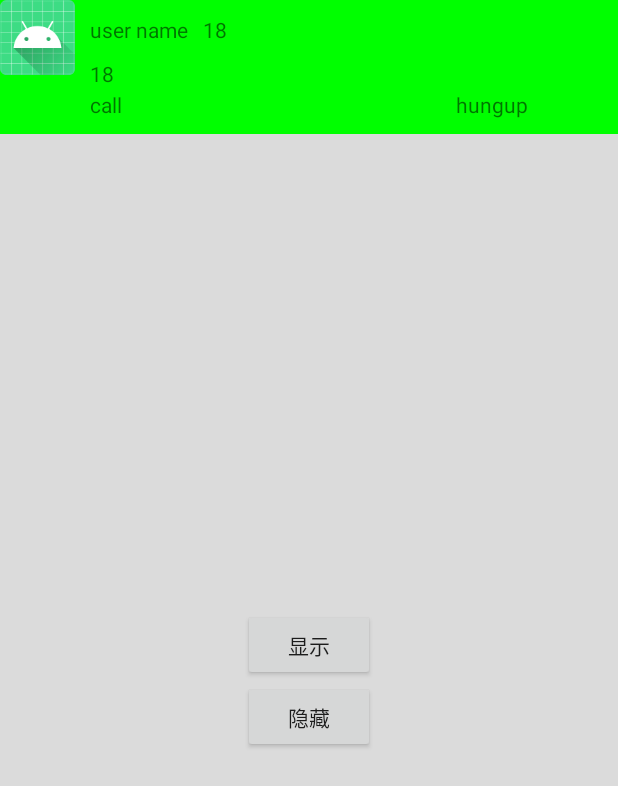
After one commit to wjianchen13/DialogFragment, an Android app: the fragment TopDialogFragment placed in its activity, on a phone screen of 412 x 824 dp. The commit adds this screen. Shown: the top 786 px of the screen. Run offline under Robolectric (Android 15) with nearby library versions, the phone set to English and light mode, and no system bars.

Commit message:
顶部弹出弹窗

```diff
--- a/app/src/main/AndroidManifest.xml
+++ b/app/src/main/AndroidManifest.xml
@@ -21,6 +21,7 @@
             android:windowSoftInputMode="stateHidden|adjustResize"/>
         <activity android:name=".bottom.BottomActivity" />
         <activity android:name=".progress.ProgressActivity" />
+        <activity android:name=".top.TopActivity" />
     </application>
 
 </manifest>
--- a/app/src/main/java/com/example/dialogfragment/MainActivity.java
+++ b/app/src/main/java/com/example/dialogfragment/MainActivity.java
@@ -16,6 +16,7 @@ import androidx.appcompat.app.AppCompatActivity;
 
 import com.example.dialogfragment.bottom.BottomActivity;
 import com.example.dialogfragment.progress.ProgressActivity;
+import com.example.dialogfragment.top.TopActivity;
 
 
 public class MainActivity extends AppCompatActivity implements LoginDialogFragment.LoginInputListener
@@ -121,6 +122,12 @@ public class MainActivity extends AppCompatActivity implements LoginDialogFragme
 		startActivity(it);
 	}
 
+	public void onTopDialogFragment(View v) {
+		Intent it = new Intent();
+		it.setClass(this, TopActivity.class);
+		startActivity(it);
+	}
+
 	@Override
 	public void onLoginInputComplete(String username, String password)
 	{
--- /dev/null
+++ b/app/src/main/java/com/example/dialogfragment/top/ApplicationUtil.java
@@ -0,0 +1,30 @@
+package com.example.dialogfragment.top;
+
+import android.app.Activity;
+import android.util.DisplayMetrics;
+
+public class ApplicationUtil {
+
+    // 用于获取屏幕宽高
+    private static DisplayMetrics displayMetrics = new DisplayMetrics();
+
+    /**
+     * 返回屏幕宽(px)
+     */
+    public static int getScreenWidth(Activity activity) {
+        activity.getWindowManager().getDefaultDisplay()
+                .getMetrics(displayMetrics);
+        return displayMetrics.widthPixels;
+    }
+
+    /**
+     * 返回屏幕高(px)
+     */
+    public static int getScreenHeight(Activity activity) {
+        activity.getWindowManager().getDefaultDisplay()
+                .getMetrics(displayMetrics);
+        return displayMetrics.heightPixels;
+    }
+
+
+}
--- /dev/null
+++ b/app/src/main/java/com/example/dialogfragment/top/BaseDialogFragment.java
@@ -0,0 +1,127 @@
+package com.example.dialogfragment.top;
+
+import android.app.Dialog;
+import android.content.DialogInterface;
+import android.os.Bundle;
+import android.view.LayoutInflater;
+import android.view.View;
+import android.view.ViewGroup;
+import android.view.WindowManager;
+
+import androidx.annotation.NonNull;
+import androidx.annotation.Nullable;
+import androidx.fragment.app.DialogFragment;
+import androidx.fragment.app.FragmentManager;
+import androidx.fragment.app.FragmentTransaction;
+
+/**
+ * BaseDialogFragment
+ */
+public class BaseDialogFragment extends DialogFragment {
+
+    protected View mView;
+
+    public View _onCreateView(LayoutInflater inflater, @Nullable ViewGroup container, @Nullable Bundle savedInstanceState){
+        return null;
+    }
+
+    protected boolean isNotFocusable() {
+        return false;
+    }
+
+    @Override
+    public void onCreate(@Nullable Bundle savedInstanceState) {
+        super.onCreate(savedInstanceState);
+    }
+
+    @Nullable
+    @Override
+    public View onCreateView(LayoutInflater inflater, @Nullable ViewGroup container, @Nullable Bundle savedInstanceState) {
+        mView = _onCreateView(inflater, container, savedInstanceState);
+        return mView;
+    }
+
+    @Override
+    public void onActivityCreated(Bundle savedInstanceState) {
+        super.onActivityCreated(savedInstanceState);
+        if (isNotFocusable())
+            getDialog().getWindow().setFlags(WindowManager.LayoutParams.FLAG_NOT_FOCUSABLE, WindowManager.LayoutParams.FLAG_NOT_FOCUSABLE);
+    }
+
+    @NonNull
+    @Override
+    public Dialog onCreateDialog(@Nullable Bundle savedInstanceState) {
+        return super.onCreateDialog(savedInstanceState);
+    }
+
+    @Override
+    public void onStart() {
+        try {
+            super.onStart();
+        } catch (Exception e) {
+            e.printStackTrace();
+        }
+    }
+
+    @Override
+    public void onDetach() {
+        try {
+            super.onDetach();
+        } catch (Exception e) {
+            e.printStackTrace();
+        }
+    }
+
+    @Override
+    public void onDestroy() {
+        try {
+            super.onDestroy();
+        } catch (Exception e) {
+            e.printStackTrace();
+        }
+    }
+
+    @Override
+    public void show(FragmentManager manager, String tag) {
+        try {
+            super.show(manager, tag);
+        } catch (Exception e) {
+            e.printStackTrace();
+        }
+    }
+
+    @Override
+    public int show(FragmentTransaction transaction, String tag) {
+        try {
+            return super.show(transaction, tag);
+        } catch (Exception e) {
+            e.printStackTrace();
+        }
+        return 0;
+    }
+
+    @Override
+    public void showNow(FragmentManager manager, String tag) {
+        try {
+            super.showNow(manager, tag);
+        } catch (Exception e){
+            e.printStackTrace();
+        }
+    }
+
+    @Override
+    public void dismiss() {
+        try {
+            super.dismiss();
+        } catch (Exception e) {
+            e.printStackTrace();
+        }
+    }
+
+    @Override
+    public void onDismiss(DialogInterface dialog) {
+        super.onDismiss(dialog);
+    }
+
+
+}
--- /dev/null
+++ b/app/src/main/java/com/example/dialogfragment/top/TopActivity.java
@@ -0,0 +1,44 @@
+package com.example.dialogfragment.top;
+
+import android.os.Bundle;
+import android.view.View;
+import android.widget.Button;
+import android.widget.LinearLayout;
+
+import androidx.appcompat.app.AppCompatActivity;
+
+import com.example.dialogfragment.R;
+
+public class TopActivity extends AppCompatActivity {
+
+    private Button btn_show;
+    private Button btn_hide;
+    private LinearLayout ll_bottom;
+    private TopDialogFragment topSheetFragment;
+
+    @Override
+    protected void onCreate(Bundle savedInstanceState) {
+        super.onCreate(savedInstanceState);
+        setContentView(R.layout.activity_top);
+        btn_show = (Button) findViewById(R.id.btn_show);
+        btn_hide = (Button) findViewById(R.id.btn_hide);
+        ll_bottom = (LinearLayout) findViewById(R.id.ll_bottom);
+        btn_show.setOnClickListener(new View.OnClickListener() {
+            @Override
+            public void onClick(View v) {
+                if(topSheetFragment == null)
+                    topSheetFragment = TopDialogFragment.newInstance();
+                topSheetFragment.show(getSupportFragmentManager(), TopDialogFragment.class.getSimpleName());
+            }
+        });
+        btn_hide.setOnClickListener(new View.OnClickListener() {
+            @Override
+            public void onClick(View v) {
+                if(topSheetFragment == null) {
+                    return ;
+                }
+                topSheetFragment.dismiss();
+            }
+        });
+    }
+}
--- /dev/null
+++ b/app/src/main/java/com/example/dialogfragment/top/TopDialogFragment.java
@@ -0,0 +1,75 @@
+package com.example.dialogfragment.top;
+
+import android.graphics.Color;
+import android.graphics.drawable.ColorDrawable;
+import android.os.Bundle;
+import android.view.Gravity;
+import android.view.LayoutInflater;
+import android.view.View;
+import android.view.ViewGroup;
+import android.view.Window;
+import android.view.WindowManager;
+
+import androidx.annotation.Nullable;
+
+import com.example.dialogfragment.R;
+
+/**
+ * 顶部弹出
+ */
+public class TopDialogFragment extends BaseDialogFragment implements View.OnClickListener{
+
+
+    public static TopDialogFragment newInstance() {
+        Bundle args = new Bundle();
+        TopDialogFragment fragment = new TopDialogFragment();
+        fragment.setArguments(args);
+        return fragment;
+    }
+
+    @Nullable
+    @Override
+    public View _onCreateView(LayoutInflater inflater, @Nullable ViewGroup container, @Nullable Bundle savedEInstanceState) {
+        View v = inflater.inflate(R.layout.dialog_top_in, container, false);
+        return v;
+    }
+
+    protected boolean isCanceledOnTouchOutside() {
+        return true;
+    }
+
+    protected float getDimAmount() {
+        return 0.0f;
+    }
+
+    protected boolean isNotFocusable() {
+        return true;
+    }
+
+    /**
+     *
+     */
+    @Override
+    public void onStart() {
+        super.onStart();
+        if (getDialog() != null && getDialog().getWindow() != null) {
+            Window window = getDialog().getWindow();
+            WindowManager.LayoutParams params = window.getAttributes();
+            params.dimAmount = getDimAmount();
+            params.windowAnimations = R.style.TopDialogFragment;
+
+            params.width = WindowManager.LayoutParams.MATCH_PARENT;
+            params.height = WindowManager.LayoutParams.WRAP_CONTENT;
+
+            window.setGravity(Gravity.TOP);
+            window.setBackgroundDrawable(new ColorDrawable(Color.TRANSPARENT));
+            window.setAttributes(params);
+        }
+
+    }
+
+    @Override
+    public void onClick(View v) {
+    }
+
+}
--- a/app/src/main/res/layout/activity_main.xml
+++ b/app/src/main/res/layout/activity_main.xml
@@ -67,6 +67,13 @@
         android:text="进度DialogFragment"
         android:textAllCaps="false"/>
 
+    <Button
+        android:layout_width="match_parent"
+        android:layout_height="wrap_content"
+        android:onClick="onTopDialogFragment"
+        android:text="顶部弹出DialogFragment"
+        android:textAllCaps="false"/>
+
     <FrameLayout
         android:layout_width="wrap_content"
         android:layout_height="wrap_content"
--- /dev/null
+++ b/app/src/main/res/layout/activity_top.xml
@@ -0,0 +1,42 @@
+<?xml version="1.0" encoding="utf-8"?>
+<RelativeLayout
+    xmlns:android="http://schemas.android.com/apk/res/android"
+    android:layout_width="match_parent"
+    android:layout_height="match_parent"
+    android:background="#dbdbdb"
+    android:orientation="vertical">
+    <Button
+        android:id="@+id/btn_show"
+        android:layout_width="wrap_content"
+        android:layout_height="wrap_content"
+        android:layout_centerHorizontal="true"
+        android:layout_marginTop="350dp"
+        android:text="显示"/>
+
+    <Button
+        android:id="@+id/btn_hide"
+        android:layout_width="wrap_content"
+        android:layout_height="wrap_content"
+        android:layout_centerHorizontal="true"
+        android:layout_below="@id/btn_show"
+        android:text="隐藏"/>
+
+    <TextView
+        android:id="@+id/tv_video"
+        android:layout_width="wrap_content"
+        android:layout_height="wrap_content"
+        android:layout_centerInParent="true"
+        android:gravity="center"
+        android:text="Vidwo 界面"/>
+
+    <LinearLayout
+        android:id="@+id/ll_bottom"
+        android:layout_width="match_parent"
+        android:layout_height="300dp"
+        android:gravity="center"
+        android:layout_alignParentBottom="true"
+        android:orientation="horizontal">
+
+    </LinearLayout>
+
+</RelativeLayout>
--- /dev/null
+++ b/app/src/main/res/layout/dialog_top_in.xml
@@ -0,0 +1,79 @@
+<?xml version="1.0" encoding="utf-8"?>
+<RelativeLayout xmlns:android="http://schemas.android.com/apk/res/android"
+    android:id="@+id/llyt_bottom_full"
+    android:layout_width="match_parent"
+    android:layout_height="wrap_content"
+    android:focusable="false"
+    android:orientation="vertical"
+    android:background="#ff00ff00">
+
+    <RelativeLayout
+        android:id="@+id/llyt_bottom_content"
+        android:layout_width="match_parent"
+        android:layout_height="wrap_content"
+        android:layout_alignParentTop="true"
+        android:focusable="false">
+
+        <ImageView
+            android:id="@+id/imgv_head"
+            android:layout_width="50dp"
+            android:layout_height="50dp"
+            android:background="#0000"
+            android:src="@mipmap/ic_launcher" />
+
+        <TextView
+            android:id="@+id/tv_name"
+            android:layout_width="wrap_content"
+            android:layout_height="wrap_content"
+            android:layout_toRightOf="@id/imgv_head"
+            android:layout_marginLeft="10dp"
+            android:layout_marginTop="10dp"
+            android:gravity="center"
+            android:text="user name"/>
+
+        <TextView
+            android:id="@+id/tv_age"
+            android:layout_width="wrap_content"
+            android:layout_height="wrap_content"
+            android:layout_toRightOf="@id/tv_name"
+            android:layout_marginLeft="10dp"
+            android:layout_marginTop="10dp"
+            android:gravity="center"
+            android:text="18"/>
+
+        <TextView
+            android:id="@+id/tv_content"
+            android:layout_width="wrap_content"
+            android:layout_height="wrap_content"
+            android:layout_below="@id/tv_name"
+            android:layout_toRightOf="@id/imgv_head"
+            android:layout_marginLeft="10dp"
+            android:layout_marginTop="10dp"
+            android:gravity="center"
+            android:text="18"/>
+
+        <TextView
+            android:id="@+id/tv_call"
+            android:layout_width="wrap_content"
+            android:layout_height="wrap_content"
+            android:layout_below="@id/imgv_head"
+            android:layout_alignParentLeft="true"
+            android:layout_marginLeft="60dp"
+            android:layout_marginTop="10dp"
+            android:layout_marginBottom="10dp"
+            android:gravity="center"
+            android:text="call"/>
+
+        <TextView
+            android:id="@+id/tv_hung_up"
+            android:layout_width="wrap_content"
+            android:layout_height="wrap_content"
+            android:layout_alignTop="@id/tv_call"
+            android:layout_alignParentRight="true"
+            android:layout_marginRight="60dp"
+            android:gravity="center"
+            android:text="hungup"/>
+
+    </RelativeLayout>
+
+</RelativeLayout>
--- a/app/src/main/res/values/styles.xml
+++ b/app/src/main/res/values/styles.xml
@@ -7,4 +7,10 @@
         <item name="colorAccent">@color/colorAccent</item>
     </style>
 
+    <!-- 底部进入式样 -->
+    <style name="TopDialogFragment">
+        <item name="android:windowEnterAnimation">@anim/anim_top_in</item>
+        <item name="android:windowExitAnimation">@anim/anim_top_out</item>
+    </style>
+
 </resources>
```
Also changed, not shown: app/src/main/res/anim/anim_top_in.xml (added, +8 -0 lines), app/src/main/res/anim/anim_top_out.xml (added, +8 -0 lines).
